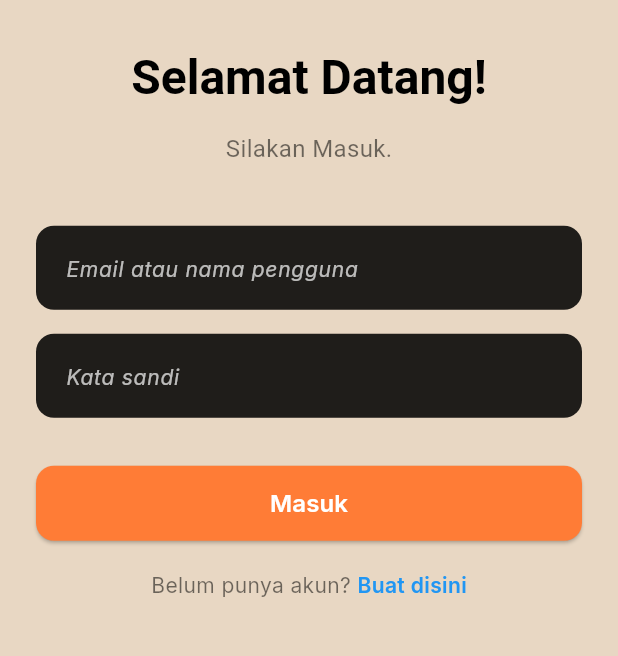
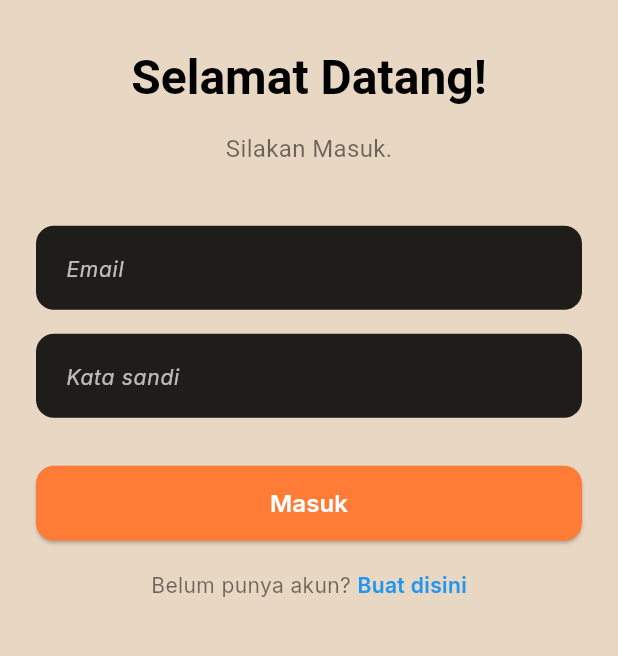
Before and after one commit to Trombosits/langsingin, a Flutter app: the screen it shows after launch, on a phone screen of 412 x 824 dp, the part 423-1079 px from its top. Run offline on Flutter 3.47's test engine with Material 3 defaults, Android fonts, the phone set to English and light mode, and no system bars; our stand-ins replace flutter_dotenv, google_fonts, supabase_flutter; accounts and stored records are empty; Roboto replaces fonts that are missing (Spirax).

Commit message:
Creating Flutter_launcher_icons n fixing some bug

```diff
--- a/lib/Screens/dashboard.dart
+++ b/lib/Screens/dashboard.dart
@@ -27,6 +27,7 @@ class _DashboardPageState extends State<DashboardPage> {
       final response = await supabase
           .from('laporan_harian')
           .select()
+          .eq('id_user', userId)
           .eq('tanggal', today)
           .maybeSingle();
 
--- a/lib/Screens/login.dart
+++ b/lib/Screens/login.dart
@@ -115,7 +115,7 @@ class _LoginPageState extends State<LoginPage> {
         TextField(
           controller: _emailCtrl,
           decoration: InputDecoration(
-            hintText: 'Email atau nama pengguna',
+            hintText: 'Email',
             hintStyle: GoogleFonts.inter(
               fontStyle: FontStyle.italic,
               color: Colors.white70,
```
Also changed, not shown: pubspec.yaml (+7 -0 lines), pubspec.lock, 29 other files.
